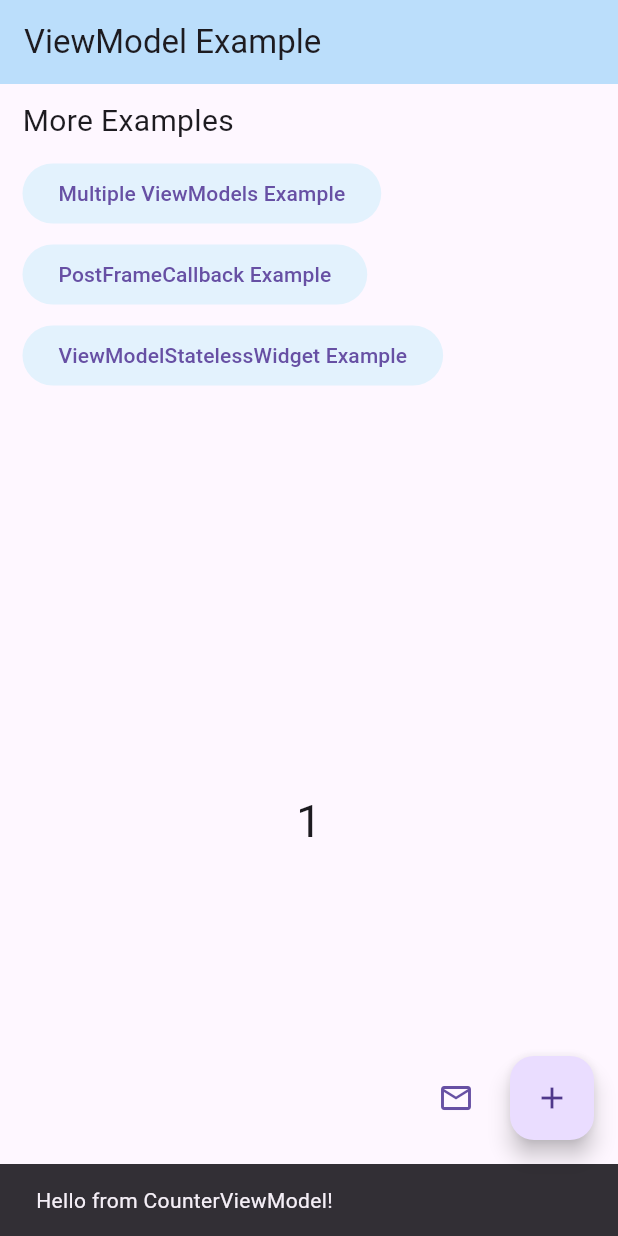
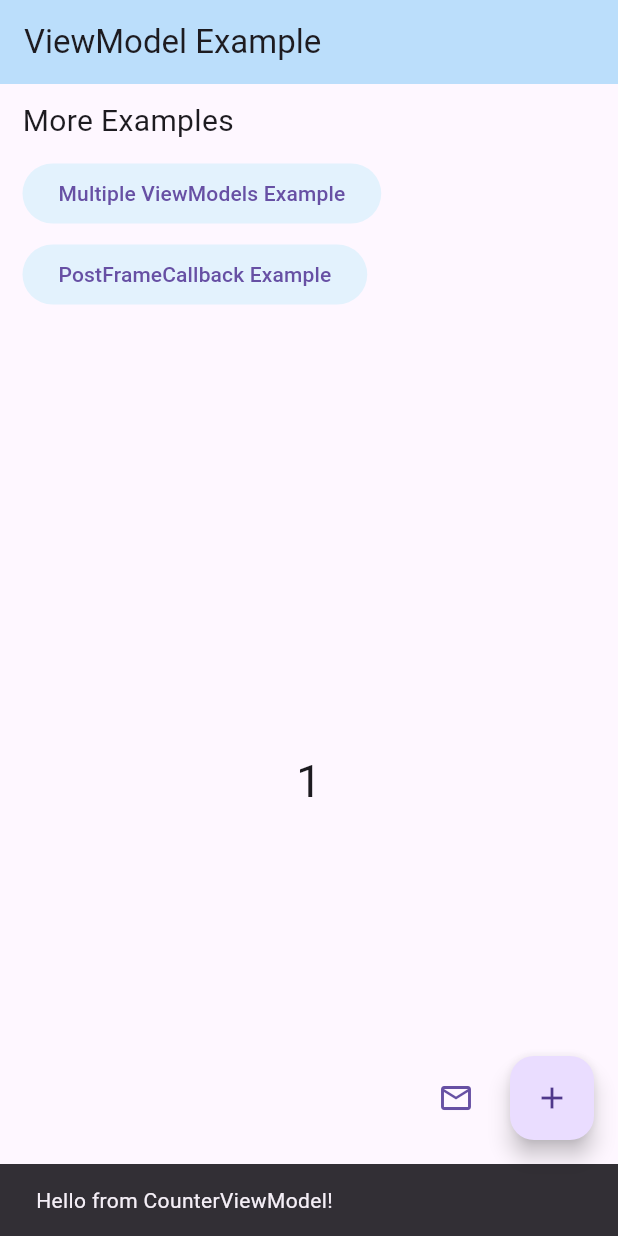
Before and after one commit to shubham16g/view_model_x, a Flutter app: the screen it shows after launch, after a tap on the "mail outline" icon, on a phone screen of 412 x 824 dp. Run offline on Flutter 3.47's test engine with Material 2 defaults, Android fonts, the phone set to English and light mode, and no system bars.

Commit message:
Fixed Bugs and make package simpler

```diff
--- a/example/lib/main.dart
+++ b/example/lib/main.dart
@@ -51,25 +51,23 @@ class MyApp extends StatelessWidget {
         useMaterial3: true,
         primarySwatch: Colors.blue,
       ),
-      home: const HomePage(),
+      home: ViewModelProvider(
+          create: (context) => CounterViewModel(), child: const HomePage()),
     );
   }
 }
 
-class HomePage extends ViewModelStatelessWidget<CounterViewModel> {
-  const HomePage({Key? key}) : super(key: key);
+class HomePage extends StatelessWidget {
+  const HomePage({super.key});
 
   @override
-  CounterViewModel createViewModel(BuildContext context) => CounterViewModel();
-
-  @override
-  Widget buildWithViewModel(BuildContext context, CounterViewModel viewModel) {
+  Widget build(BuildContext context) {
     return Scaffold(
       appBar: AppBar(title: const Text('ViewModel Example')),
       // implement SharedFlowListener anywhere in code to listen for emits from sharedFlow
       body: SharedFlowListener(
         // pass your SharedFlow
-        sharedFlow: viewModel.messageSharedFlow,
+        sharedFlow: context.vm<CounterViewModel>().messageSharedFlow,
         listener: (context, value) {
           // get the emitted value. in this case <String>"Hello from ViewModel!"
           ScaffoldMessenger.of(context)
@@ -84,7 +82,8 @@ class HomePage extends ViewModelStatelessWidget<CounterViewModel> {
                 // implement ViewModelBuilder to rebuild Text on StateFlow value changed/updated
                 child: StateFlowBuilder(
                     // pass your StateFlow
-                    stateFlow: viewModel.counterStateFlow,
+                    stateFlow: ViewModelProvider.of<CounterViewModel>(context)
+                        .counterStateFlow,
                     builder: (context, value) {
                       return Text(
                         "$value",
@@ -103,7 +102,8 @@ class HomePage extends ViewModelStatelessWidget<CounterViewModel> {
             color: Theme.of(context).colorScheme.primary,
             onPressed: () {
               // call the showPopupMessage function which is inside CounterViewModel
-              viewModel.showPopupMessage();
+              ViewModelProvider.of<CounterViewModel>(context)
+                  .showPopupMessage();
             },
             icon: const Icon(Icons.mail_outline),
           ),
@@ -111,7 +111,7 @@ class HomePage extends ViewModelStatelessWidget<CounterViewModel> {
           FloatingActionButton(
             onPressed: () {
               // call the increment function which is inside CounterViewModel
-              viewModel.increment();
+              context.vm<CounterViewModel>().increment();
             },
             child: const Icon(Icons.add),
           ),
--- a/example/lib/more_examples_section.dart
+++ b/example/lib/more_examples_section.dart
@@ -1,12 +1,10 @@
 import 'package:example/multiple_view_models_example/multiple_view_models_example.dart';
 import 'package:example/post_frame_callback_example/post_frame_callback_example.dart';
-import 'package:example/view_model_stateless_widget_example/view_model_stateless_example.dart';
 import 'package:flutter/material.dart';
 
 final _moreExamples = {
   "Multiple ViewModels Example": const MultipleViewModelsExample(),
   "PostFrameCallback Example": const PostFrameCallbackExample(),
-  "ViewModelStatelessWidget Example": const ViewModelStatelessWidgetExample(),
 };
 
 class MoreExamplesSection extends StatelessWidget {
--- a/example/lib/view_model_stateless_widget_example/view_model/counter_view_model.dart
+++ /dev/null
@@ -1,19 +0,0 @@
-import 'package:view_model_x/view_model_x.dart';
-
-class CounterViewModel extends ViewModel {
-  // initialize StateFlow
-  final _counterStateFlow = MutableStateFlow<int>(1);
-
-  StateFlow<int> get counterStateFlow => _counterStateFlow;
-
-  void increment() {
-    // by changing the value, listeners were notified
-    _counterStateFlow.value = _counterStateFlow.value + 1;
-  }
-
-  @override
-  void dispose() {
-    // must dispose all flows
-    _counterStateFlow.dispose();
-  }
-}
--- a/lib/src/flow.dart
+++ b/lib/src/flow.dart
@@ -32,7 +32,7 @@ class StateFlow<T> extends ChangeNotifier {
 
 /// [MutableStateFlow] is inherited from [StateFlow]. It can change/update the value.
 class MutableStateFlow<T> extends StateFlow<T> {
-  MutableStateFlow(super.value);
+  MutableStateFlow(super.value, {super.notifyOnSameValue});
 
   /// change the value and notify listeners
   set value(T value) {
--- a/lib/src/view_model_stateless_widget.dart
+++ /dev/null
@@ -1,21 +0,0 @@
-import 'package:flutter/widgets.dart';
-import 'view_model_provider.dart';
-import 'view_model.dart';
-
-/// [ViewModelStatelessWidget] helps to integrate [ViewModel] into [StatelessWidget] easily.
-abstract class ViewModelStatelessWidget<T extends ViewModel>
-    extends StatelessWidget {
-  const ViewModelStatelessWidget({Key? key}) : super(key: key);
-
-  T createViewModel(BuildContext context);
-
-  Widget buildWithViewModel(BuildContext context, T viewModel);
-
-  @override
-  Widget build(BuildContext context) {
-    return ViewModelProvider(
-      create: createViewModel,
-      builder: (context, w) => buildWithViewModel(context, context.vm<T>()),
-    );
-  }
-}
--- a/lib/view_model_x.dart
+++ b/lib/view_model_x.dart
@@ -8,4 +8,3 @@ export './src/state_flow_listener.dart';
 export './src/shared_flow_listener.dart';
 export './src/view_model_provider.dart';
 export './src/multi_flow_listener.dart';
-export './src/view_model_stateless_widget.dart';
--- a/pubspec.yaml
+++ b/pubspec.yaml
@@ -1,6 +1,6 @@
 name: view_model_x
 description: An Android similar state management package (StateFlow and SharedFlow with ViewModel) which helps to implement MVVM pattern easily.
-version: 0.5.1
+version: 0.5.2
 homepage: https://github.com/shubham-gupta-16/view_model_x
 repository: https://github.com/shubham-gupta-16/view_model_x
 issue_tracker: https://github.com/shubham-gupta-16/view_model_x/issues
```
Also changed, not shown: example/lib/view_model_stateless_widget_example/view_model_stateless_example.dart (deleted, +0 -43 lines), example/pubspec.lock, 2 other files.
